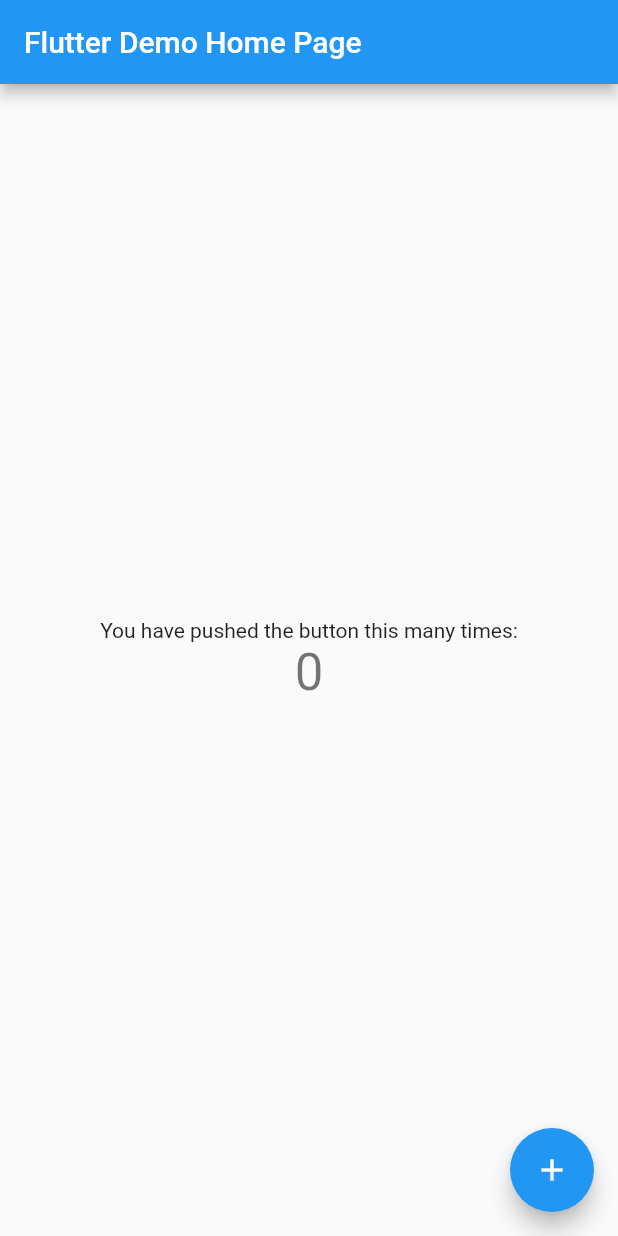
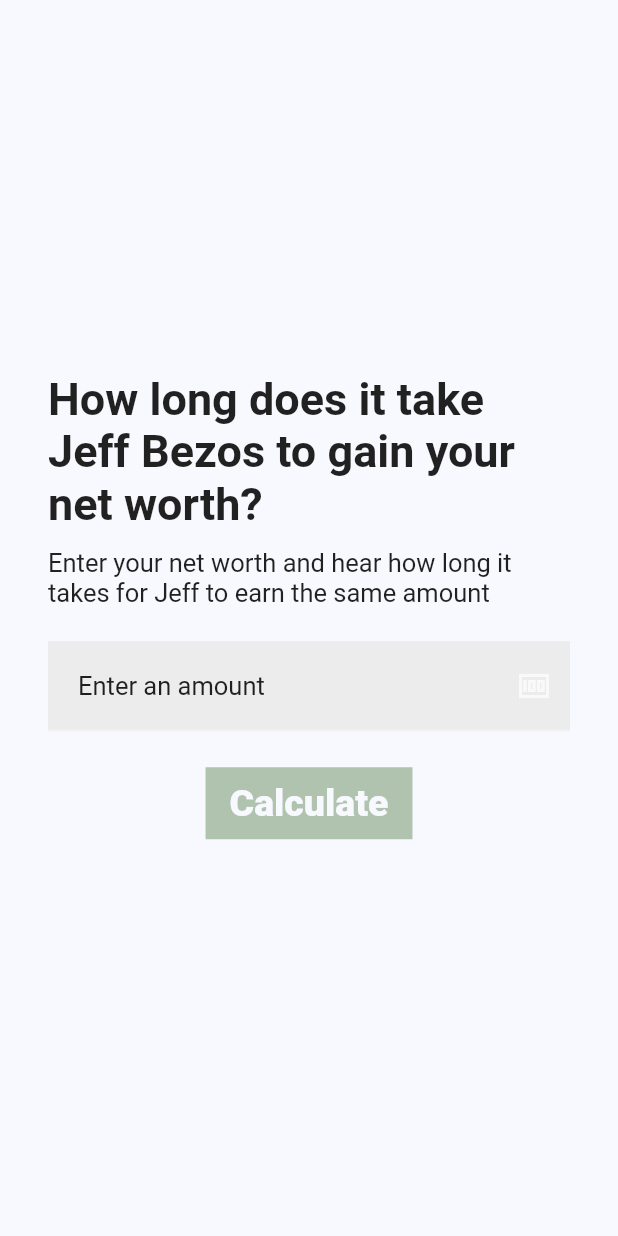
Before and after one commit to benni-dev-ux/net_worth_audiovisualization, a Flutter app: the screen it shows after launch, on a phone screen of 412 x 824 dp. Run offline on Flutter 3.47's test engine with Material 2 defaults, Android fonts, the phone set to English and light mode, and no system bars.

Commit message:
added basic app layout (not styled yet))

```diff
--- /dev/null
+++ b/lib/constants.dart
@@ -0,0 +1,35 @@
+import 'package:flutter/material.dart';
+
+//Colors for the main theme of the app
+
+const kBackgroundColorLight = Color(0xFFf8f8ff);
+const kBackgroundColorDark = Color(0xFFECECEC);
+const kAccentOne = Color(0xFF9790DD);
+const kAccentTwo = Color(0xFFB0C3AF);
+const kTextColorDark = Colors.black87;
+const kTextColorlight = Color(0xFFf8f8ff);
+
+const kHeadingTextStyle = TextStyle(
+    fontFamily: 'roboto',
+    fontWeight: FontWeight.bold,
+    fontSize: 30.0,
+    color: kTextColorDark);
+
+const kMainTextStyle = TextStyle(
+    fontFamily: 'roboto',
+    fontWeight: FontWeight.normal,
+    fontSize: 17.0,
+    color: kTextColorDark);
+
+
+const kInputLabelTextStyle = TextStyle(
+    fontFamily: 'roboto',
+    fontWeight: FontWeight.normal,
+    fontSize: 14.0,
+    color: kTextColorDark);
+
+const kMainButtonStyle = TextStyle(
+  fontFamily: 'roboto',
+    fontWeight: FontWeight.w800,
+    fontSize: 25.0,
+    color: kTextColorlight);
--- a/lib/main.dart
+++ b/lib/main.dart
@@ -1,117 +1,26 @@
 import 'package:flutter/material.dart';
+import 'package:flutter/services.dart';
+import 'pages/StartPage.dart';
 
 void main() {
   runApp(MyApp());
 }
 
 class MyApp extends StatelessWidget {
-  // This widget is the root of your application.
   @override
   Widget build(BuildContext context) {
+    // Fix Portrait Mode
+    SystemChrome.setPreferredOrientations([
+      DeviceOrientation.portraitUp,
+      DeviceOrientation.portraitDown,
+    ]);
+
     return MaterialApp(
-      title: 'Flutter Demo',
-      theme: ThemeData(
-        // This is the theme of your application.
-        //
-        // Try running your application with "flutter run". You'll see the
-        // application has a blue toolbar. Then, without quitting the app, try
-        // changing the primarySwatch below to Colors.green and then invoke
-        // "hot reload" (press "r" in the console where you ran "flutter run",
-        // or simply save your changes to "hot reload" in a Flutter IDE).
-        // Notice that the counter didn't reset back to zero; the application
-        // is not restarted.
-        primarySwatch: Colors.blue,
-        // This makes the visual density adapt to the platform that you run
-        // the app on. For desktop platforms, the controls will be smaller and
-        // closer together (more dense) than on mobile platforms.
-        visualDensity: VisualDensity.adaptivePlatformDensity,
-      ),
-      home: MyHomePage(title: 'Flutter Demo Home Page'),
+      theme: ThemeData.dark(),
+      initialRoute: '/',
+      routes: {
+        '/': (context) => StartPage(),
+      },
     );
   }
 }
-
-class MyHomePage extends StatefulWidget {
-  MyHomePage({Key key, this.title}) : super(key: key);
-
-  // This widget is the home page of your application. It is stateful, meaning
-  // that it has a State object (defined below) that contains fields that affect
-  // how it looks.
-
-  // This class is the configuration for the state. It holds the values (in this
-  // case the title) provided by the parent (in this case the App widget) and
-  // used by the build method of the State. Fields in a Widget subclass are
-  // always marked "final".
-
-  final String title;
-
-  @override
-  _MyHomePageState createState() => _MyHomePageState();
-}
-
-class _MyHomePageState extends State<MyHomePage> {
-  int _counter = 0;
-
-  void _incrementCounter() {
-    setState(() {
-      // This call to setState tells the Flutter framework that something has
-      // changed in this State, which causes it to rerun the build method below
-      // so that the display can reflect the updated values. If we changed
-      // _counter without calling setState(), then the build method would not be
-      // called again, and so nothing would appear to happen.
-      _counter++;
-    });
-  }
-
-  @override
-  Widget build(BuildContext context) {
-    // This method is rerun every time setState is called, for instance as done
-    // by the _incrementCounter method above.
-    //
-    // The Flutter framework has been optimized to make rerunning build methods
-    // fast, so that you can just rebuild anything that needs updating rather
-    // than having to individually change instances of widgets.
-    return Scaffold(
-      appBar: AppBar(
-        // Here we take the value from the MyHomePage object that was created by
-        // the App.build method, and use it to set our appbar title.
-        title: Text(widget.title),
-      ),
-      body: Center(
-        // Center is a layout widget. It takes a single child and positions it
-        // in the middle of the parent.
-        child: Column(
-          // Column is also a layout widget. It takes a list of children and
-          // arranges them vertically. By default, it sizes itself to fit its
-          // children horizontally, and tries to be as tall as its parent.
-          //
-          // Invoke "debug painting" (press "p" in the console, choose the
-          // "Toggle Debug Paint" action from the Flutter Inspector in Android
-          // Studio, or the "Toggle Debug Paint" command in Visual Studio Code)
-          // to see the wireframe for each widget.
-          //
-          // Column has various properties to control how it sizes itself and
-          // how it positions its children. Here we use mainAxisAlignment to
-          // center the children vertically; the main axis here is the vertical
-          // axis because Columns are vertical (the cross axis would be
-          // horizontal).
-          mainAxisAlignment: MainAxisAlignment.center,
-          children: <Widget>[
-            Text(
-              'You have pushed the button this many times:',
-            ),
-            Text(
-              '$_counter',
-              style: Theme.of(context).textTheme.headline4,
-            ),
-          ],
-        ),
-      ),
-      floatingActionButton: FloatingActionButton(
-        onPressed: _incrementCounter,
-        tooltip: 'Increment',
-        child: Icon(Icons.add),
-      ), // This trailing comma makes auto-formatting nicer for build methods.
-    );
-  }
-}
--- /dev/null
+++ b/lib/pages/StartPage.dart
@@ -0,0 +1,68 @@
+import 'package:flutter/cupertino.dart';
+import 'package:flutter/material.dart';
+import 'package:flutter/services.dart';
+
+import '../constants.dart';
+
+class StartPage extends StatefulWidget {
+  @override
+  _StartPageState createState() => _StartPageState();
+}
+
+class _StartPageState extends State<StartPage> {
+  @override
+  Widget build(BuildContext context) {
+    return new Scaffold(
+        body: Container(
+      color: kBackgroundColorLight,
+      child: Padding(
+        padding: const EdgeInsets.fromLTRB(32.0, 64.0, 32.0, 80.0),
+        child: Column(
+          mainAxisAlignment: MainAxisAlignment.center,
+          mainAxisSize: MainAxisSize.max,
+          children: [
+            Text("How long does it take Jeff Bezos to gain your net worth?",
+                style: kHeadingTextStyle),
+            SizedBox(
+              height: 12.0,
+            ),
+            Text(
+                "Enter your net worth and hear how long it takes for Jeff to earn the same amount",
+                style: kMainTextStyle),
+            SizedBox(
+              height: 22.0,
+            ),
+            Container(
+              color: kBackgroundColorDark,
+              child: new TextField(
+                decoration: new InputDecoration(
+                  hintStyle: TextStyle(fontSize: 17, color: kTextColorDark),
+                  hintText: 'Enter an amount',
+                  suffixIcon: Icon(Icons.money_sharp),
+                  contentPadding: EdgeInsets.all(20),
+                ),
+                keyboardType: TextInputType.number,
+                inputFormatters: <TextInputFormatter>[
+                  FilteringTextInputFormatter.digitsOnly
+                ], // Only numbers can be entered
+              ),
+            ),
+            SizedBox(
+              height: 24,
+            ),
+            Container(
+              color: kAccentTwo,
+              child: MaterialButton(
+                child: Text(
+                  "Calculate",
+                  style: kMainButtonStyle,
+                ),
+                onPressed: () => {print("Button pressed")},
+              ),
+            ),
+          ],
+        ),
+      ),
+    ));
+  }
+}
```
Also changed, not shown: pubspec.lock.
